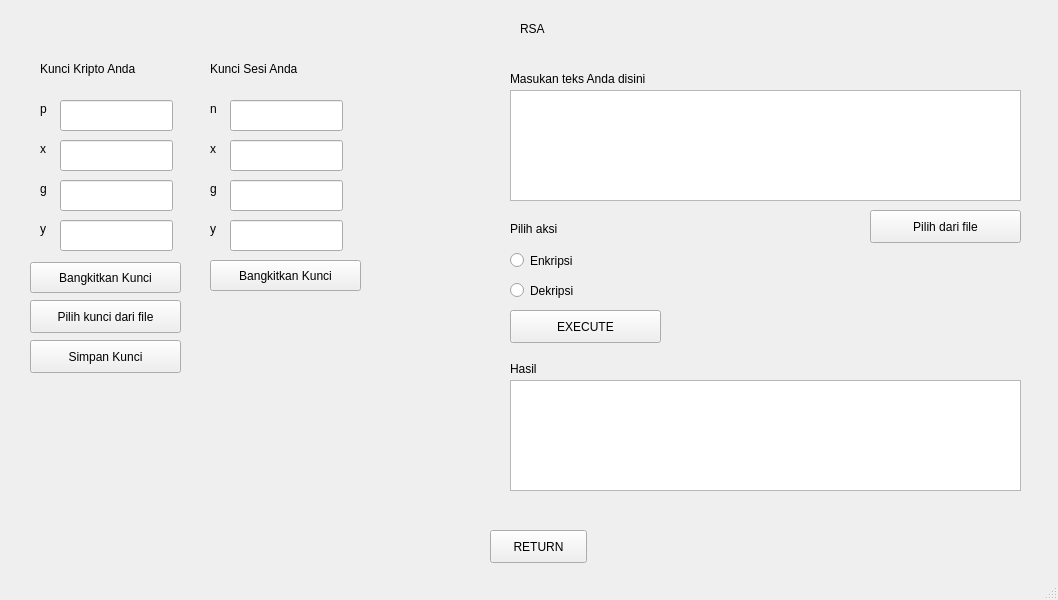
The window that gui.ui (mufraswid/rsa-elgamal) describes before a commit, drawn with Qt 5.
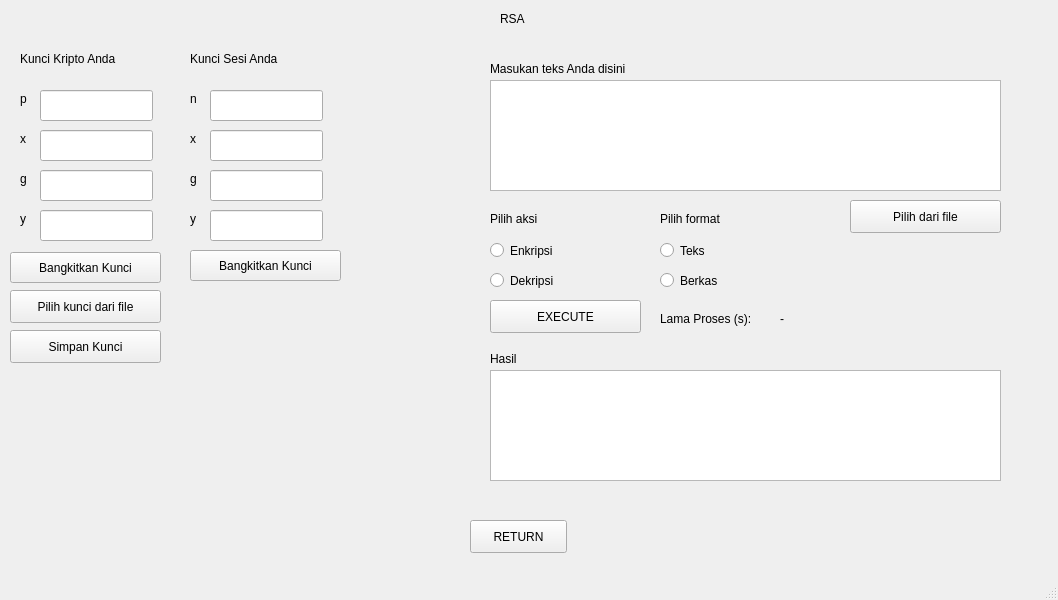
The same window after the commit. The open tabs and pages were chosen to show the change.

Commit message: Add Time and revise RSA GUI

```diff
--- a/gui.ui
+++ b/gui.ui
@@ -17,8 +17,8 @@
    <widget class="QStackedWidget" name="stackedWidget">
     <property name="geometry">
      <rect>
-      <x>-10</x>
-      <y>0</y>
+      <x>-30</x>
+      <y>-10</y>
       <width>1071</width>
       <height>601</height>
      </rect>
@@ -464,6 +464,77 @@
        <string>Masukan teks Anda disini</string>
       </property>
      </widget>
+     <widget class="QLabel" name="RSA_time_label">
+      <property name="geometry">
+       <rect>
+        <x>690</x>
+        <y>320</y>
+        <width>131</width>
+        <height>17</height>
+       </rect>
+      </property>
+      <property name="text">
+       <string>Lama Proses (s):</string>
+      </property>
+     </widget>
+     <widget class="QLabel" name="RSA_time_value">
+      <property name="geometry">
+       <rect>
+        <x>810</x>
+        <y>320</y>
+        <width>131</width>
+        <height>17</height>
+       </rect>
+      </property>
+      <property name="text">
+       <string>-</string>
+      </property>
+     </widget>
+     <widget class="QRadioButton" name="RSA_fmt_txtbutton">
+      <property name="geometry">
+       <rect>
+        <x>690</x>
+        <y>250</y>
+        <width>115</width>
+        <height>21</height>
+       </rect>
+      </property>
+      <property name="text">
+       <string>Teks</string>
+      </property>
+      <attribute name="buttonGroup">
+       <string notr="true">buttonGroup_4</string>
+      </attribute>
+     </widget>
+     <widget class="QRadioButton" name="RSA_fmt_filebutton">
+      <property name="geometry">
+       <rect>
+        <x>690</x>
+        <y>280</y>
+        <width>115</width>
+        <height>21</height>
+       </rect>
+      </property>
+      <property name="text">
+       <string>Berkas</string>
+      </property>
+      <attribute name="buttonGroup">
+       <string notr="true">buttonGroup_4</string>
+      </attribute>
+     </widget>
+     <widget class="QLabel" name="RSA_fmt_label">
+      <property name="geometry">
+       <rect>
+        <x>690</x>
+        <y>220</y>
+        <width>181</width>
+        <height>17</height>
+       </rect>
+      </property>
+      <property name="text">
+       <string>Pilih format</string>
+      </property>
+     </widget>
     </widget>
     <widget class="QWidget" name="ELGAMAL">
      <widget class="QPushButton" name="EG_key_savebutton">
```
Left out of the diff: 44 changed lines with no effect on the pictures. The commit also changes 1 other file.
